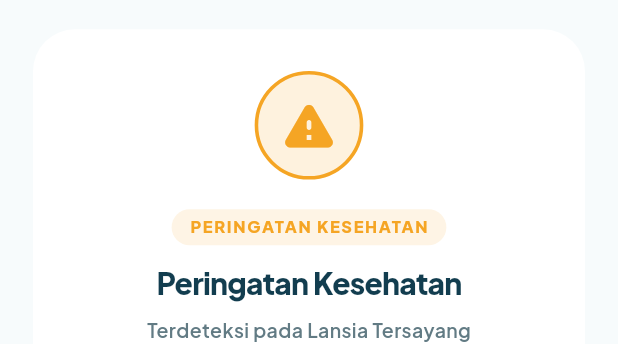
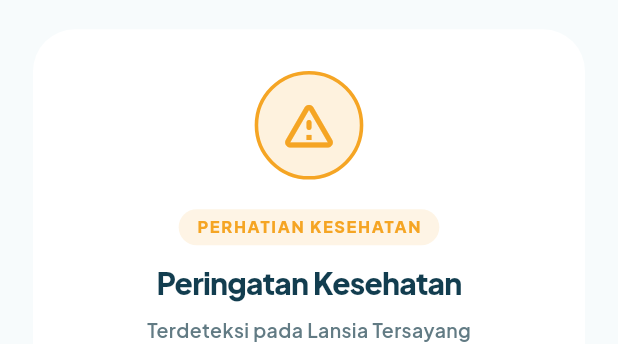
Before and after one commit to OlssenLS/joints-hackathon, a Flutter app: the EmergencyAlertDialog widget shown alone on an empty page, opened directly with empty values, on a phone screen of 412 x 824 dp. Shown: the part 288-632 px from the top of the screen. Run offline on Flutter 3.47's test engine with Material 3 defaults, Android fonts, the phone set to English and light mode, and no system bars; our stand-ins replace shared_preferences; accounts and stored records are empty; network calls fail.

Commit message:
feat(alerts): display pop-up dialog for warning and non-critical alerts with dynamic yellow/blue styling and metric icons

```diff
--- a/lib/main.dart
+++ b/lib/main.dart
@@ -649,9 +649,7 @@ class _ShellState extends State<Shell> {
     super.initState();
     _alertSub = TelemetryService.instance.alertsStream.listen((alert) {
       if (!mounted) return;
-      if (alert.isCritical || alert.isFall || alert.isSos) {
-        showEmergencyDialog(context, alert);
-      }
+      showEmergencyDialog(context, alert);
     });
   }
 
--- a/lib/widgets/emergency_alert_dialog.dart
+++ b/lib/widgets/emergency_alert_dialog.dart
@@ -52,8 +52,38 @@ class _EmergencyAlertDialogState extends State<EmergencyAlertDialog>
   Widget build(BuildContext context) {
     final alert = widget.alert;
     final isCritical = alert.isCritical || alert.isFall || alert.isSos;
-    final primaryColor =
-        isCritical ? const Color(0xFFE95858) : const Color(0xFFF5A524);
+    final isWarning = alert.severity == 'warning' || (!isCritical && alert.severity != 'info');
+    final primaryColor = isCritical
+        ? const Color(0xFFE95858)
+        : (isWarning ? const Color(0xFFF5A524) : const Color(0xFF176E9E));
+    final badgeLabel = isCritical
+        ? 'PERINGATAN KRITIS'
+        : (isWarning ? 'PERHATIAN KESEHATAN' : 'INFORMASI KESEHATAN');
+
+    IconData alertIcon;
+    if (alert.isFall) {
+      alertIcon = Icons.personal_injury_rounded;
+    } else if (alert.isSos) {
+      alertIcon = Icons.sos_rounded;
+    } else if (alert.type.contains('hr_') ||
+        alert.type.contains('tachycardia') ||
+        alert.type.contains('bradycardia')) {
+      alertIcon = Icons.monitor_heart_rounded;
+    } else if (alert.type.contains('spo2') || alert.type.contains('hypoxia')) {
+      alertIcon = Icons.air_rounded;
+    } else if (alert.type.contains('temp') || alert.type.contains('fever')) {
+      alertIcon = Icons.thermostat_rounded;
+    } else if (alert.type.contains('bp') || alert.type.contains('hypertensive')) {
+      alertIcon = Icons.speed_rounded;
+    } else if (alert.type.contains('glucose') ||
+        alert.type.contains('hypoglycemia')) {
+      alertIcon = Icons.water_drop_rounded;
+    } else if (alert.type.contains('geofence') || alert.type.contains('wander')) {
+      alertIcon = Icons.location_off_rounded;
+    } else {
+      alertIcon = isCritical ? Icons.warning_rounded : Icons.warning_amber_rounded;
+    }
+
     final elder = TelemetryService.instance.activeElder;
     final elderName = elder?.name ?? 'Lansia Tersayang';
 
@@ -77,11 +107,7 @@ class _EmergencyAlertDialogState extends State<EmergencyAlertDialog>
                   border: Border.all(color: primaryColor, width: 2.5),
                 ),
                 child: Icon(
-                  alert.isFall
-                      ? Icons.personal_injury_rounded
-                      : alert.isSos
-                      ? Icons.sos_rounded
-                      : Icons.warning_rounded,
+                  alertIcon,
                   color: primaryColor,
                   size: 42,
                 ),
@@ -95,7 +121,7 @@ class _EmergencyAlertDialogState extends State<EmergencyAlertDialog>
                 borderRadius: BorderRadius.circular(12),
               ),
               child: Text(
-                isCritical ? 'PERINGATAN KRITIS' : 'PERINGATAN KESEHATAN',
+                badgeLabel,
                 style: TextStyle(
                   color: primaryColor,
                   fontWeight: FontWeight.w800,
```
